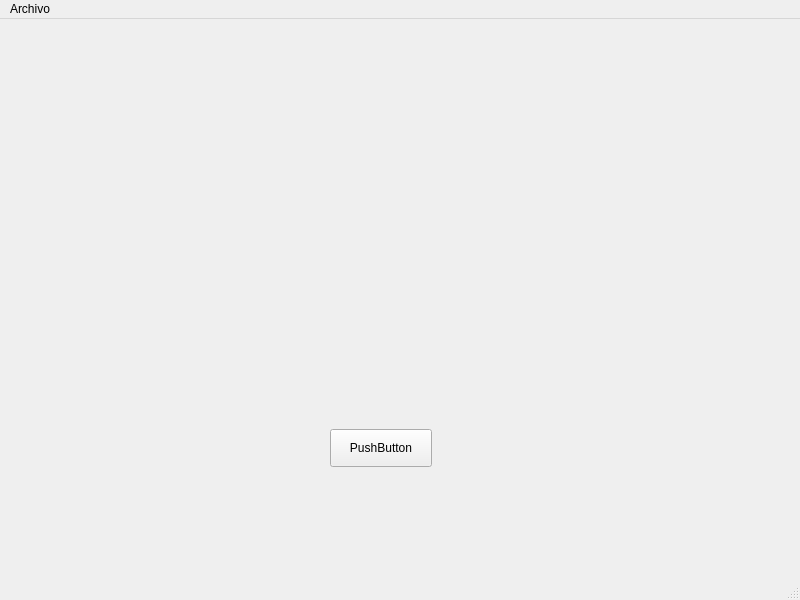
Old version of the form infomesasmain.ui in the repository waltermas-gitter/infomesas-gui.
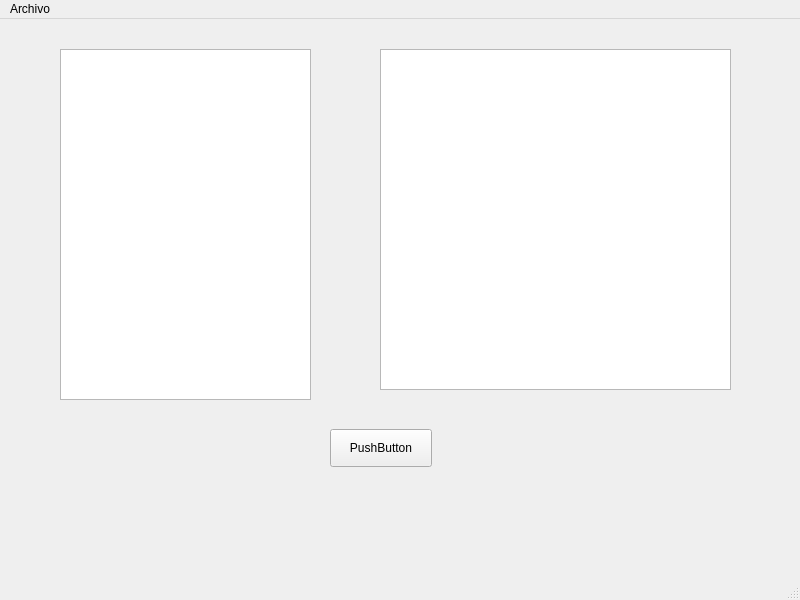
New version of the form.

Commit message: lidiando con delegate

Diff of the .ui file:
```diff
--- a/infomesasmain.ui
+++ b/infomesasmain.ui
@@ -27,6 +27,26 @@
      <string>PushButton</string>
     </property>
    </widget>
+   <widget class="QTableWidget" name="pedidosTableWidget">
+    <property name="geometry">
+     <rect>
+      <x>60</x>
+      <y>30</y>
+      <width>251</width>
+      <height>351</height>
+     </rect>
+    </property>
+   </widget>
+   <widget class="QTableView" name="pedidosTableView">
+    <property name="geometry">
+     <rect>
+      <x>380</x>
+      <y>30</y>
+      <width>351</width>
+      <height>341</height>
+     </rect>
+    </property>
+   </widget>
   </widget>
   <widget class="QMenuBar" name="menubar">
    <property name="geometry">
```
The commit also changes 2 other files.
